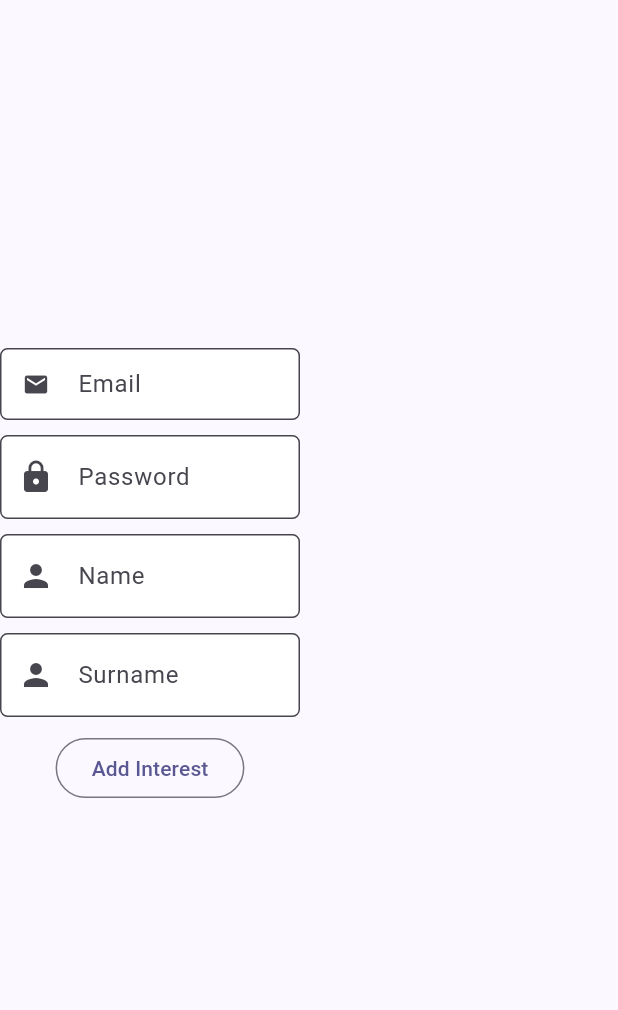
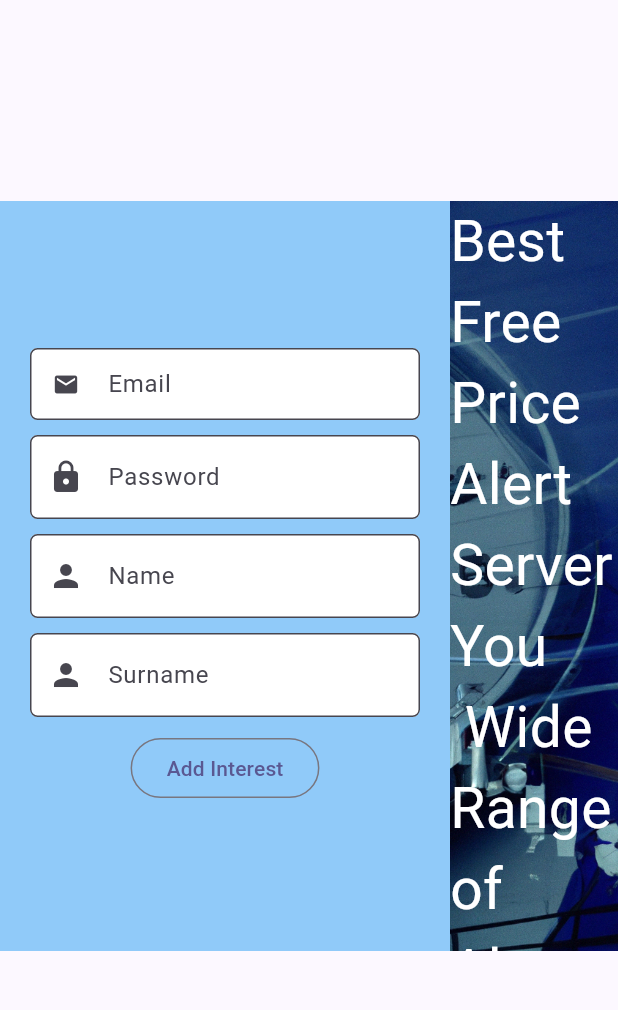
Before and after one commit to georgeeset/fast_price_alert, a Flutter app: the screen it shows after launch, on a phone screen of 412 x 824 dp, the part 84-1094 px from its top. Run offline on Flutter 3.47's test engine with Material 2 defaults, Android fonts, the light colour scheme and no system bars; our stand-ins replace bloc, equatable, flutter_bloc.

Commit message:
ui design started
bofore I start tabview to separate signup from login

```diff
--- a/src/front_end/fx_maket_watch/lib/screens/home_screen/home_screen.dart
+++ b/src/front_end/fx_maket_watch/lib/screens/home_screen/home_screen.dart
@@ -1,5 +1,6 @@
 import 'package:flutter/material.dart';
 import 'package:fx_maket_watch/screens/home_screen/login_signup_widget.dart';
+import 'package:fx_maket_watch/screens/home_screen/slide_show_widget.dart';
 
 class MyHomePage extends StatelessWidget {
   const MyHomePage({super.key});
@@ -27,10 +28,14 @@ class MyHomePage extends StatelessWidget {
           children: <Widget>[
             Container(
               height: 500,
-              child: Row(children: [
-                LoginSignup(),
-                // SlideShow(),
-              ]),
+              width: double.infinity,
+              color: Colors.blue[200],
+              child: const Row(
+                  crossAxisAlignment: CrossAxisAlignment.center,
+                  children: [
+                    LoginSignup(),
+                    Expanded(child: SlideShow()),
+                  ]),
             ),
             Container(
                 // child: Footer()
--- a/src/front_end/fx_maket_watch/lib/screens/home_screen/login_signup_widget.dart
+++ b/src/front_end/fx_maket_watch/lib/screens/home_screen/login_signup_widget.dart
@@ -23,9 +23,13 @@ class LoginSignup extends StatelessWidget {
         BlocProvider(create: (_) => NameInputCubit()),
         BlocProvider(create: (_) => SurnameInputCubit()),
       ],
-      child: SizedBox(
+      child: Container(
         height: 800,
-        width: 200,
+        width: 300,
+        padding: const EdgeInsets.symmetric(
+          horizontal: 20,
+          vertical: 5,
+        ),
         child: Column(
           mainAxisAlignment: MainAxisAlignment.center,
           children: [
--- /dev/null
+++ b/src/front_end/fx_maket_watch/lib/screens/home_screen/slide_show_widget.dart
@@ -0,0 +1,21 @@
+import 'package:flutter/material.dart';
+
+class SlideShow extends StatelessWidget {
+  const SlideShow({super.key});
+
+  @override
+  Widget build(BuildContext context) {
+    return Container(
+      decoration: const BoxDecoration(
+        image: DecorationImage(
+            image: AssetImage("assets/images/bg_2.jpeg"), fit: BoxFit.cover),
+      ),
+      child: const Center(
+        child: Text(
+          "Best Free Price Alert Server You \n Wide Range of Alert Medium Available.",
+          style: TextStyle(fontSize: 38.0, color: Colors.white),
+        ),
+      ),
+    );
+  }
+}
--- a/src/front_end/fx_maket_watch/pubspec.yaml
+++ b/src/front_end/fx_maket_watch/pubspec.yaml
@@ -62,9 +62,8 @@ flutter:
   uses-material-design: true
 
   # To add assets to your application, add an assets section, like this:
-  # assets:
-  #   - images/a_dot_burr.jpeg
-  #   - images/a_dot_ham.jpeg
+  assets:
+    - assets/images/
 
   # An image asset can refer to one or more resolution-specific "variants", see
   # https://flutter.dev/assets-and-images/#resolution-aware
```
Also changed, not shown: src/front_end/fx_maket_watch/assets/images/bg_1.jpeg (added), src/front_end/fx_maket_watch/assets/images/bg_2.jpeg (added).
